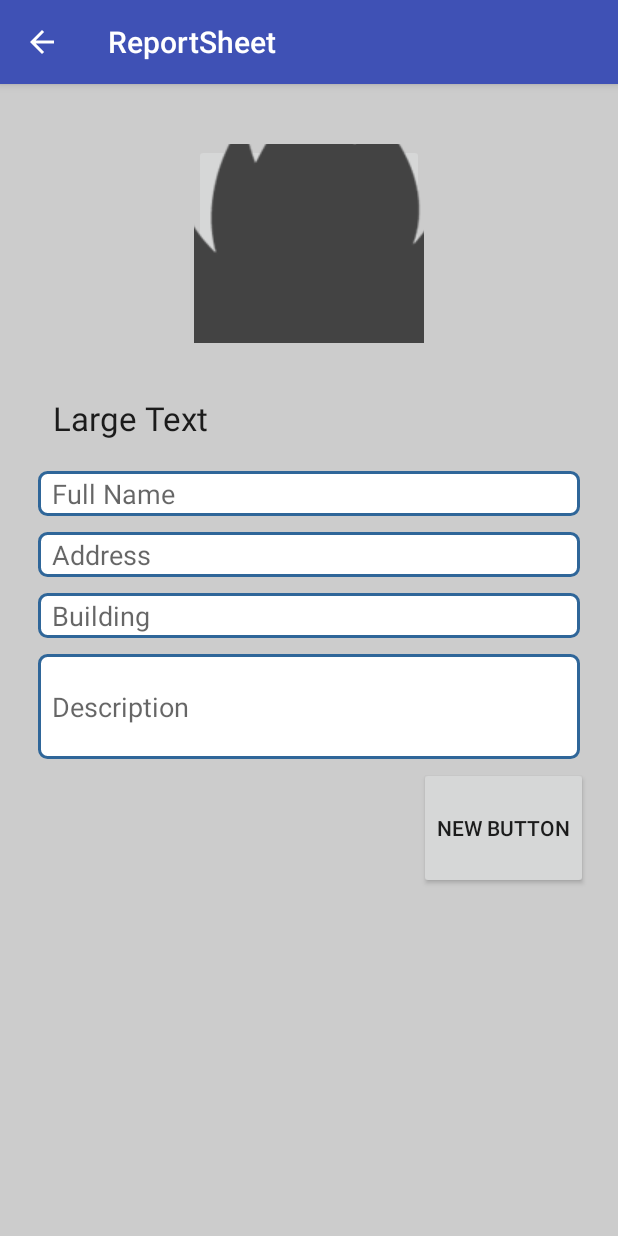
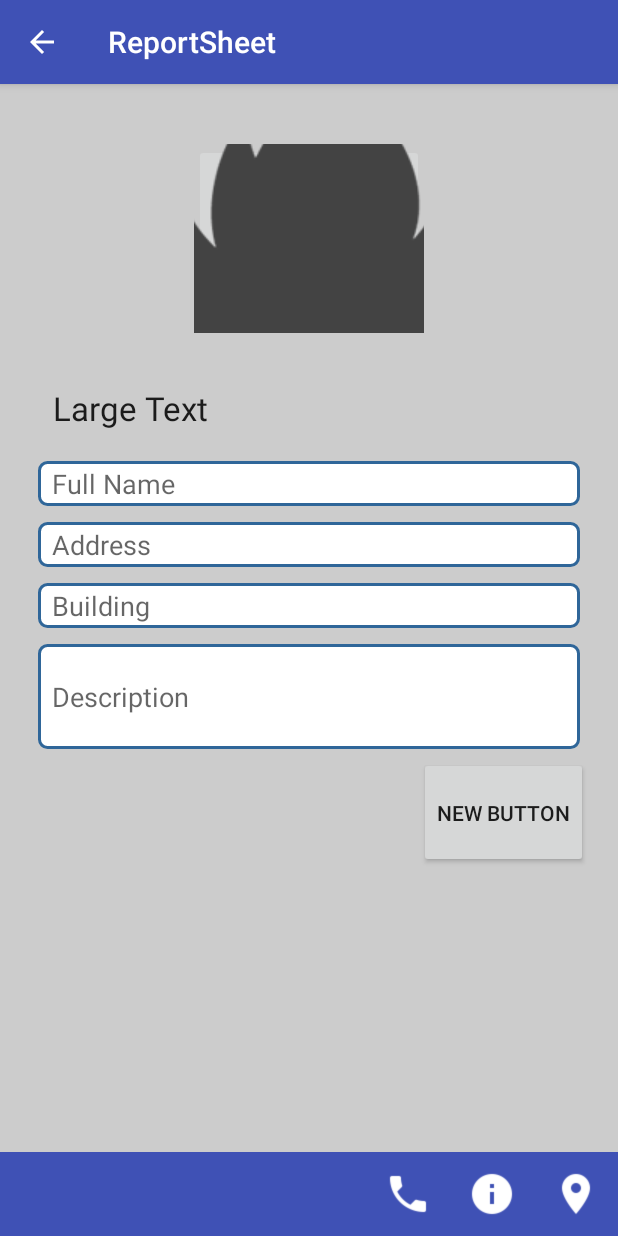
Before and after one commit to edorkacerja/Emergency-app-, an Android app: the ReportSheet screen opened directly, with no data from a screen before it, on a phone screen of 412 x 824 dp. Run offline under Robolectric (Android 15) with nearby library versions, the phone set to English and light mode, and no system bars.

Commit message:
new changes in layout

```diff
--- a/app/src/main/res/layout/content_map.xml
+++ b/app/src/main/res/layout/content_map.xml
@@ -24,18 +24,19 @@
         android:layout_alignParentTop="true"
         android:layout_alignParentLeft="true"
         android:layout_alignParentStart="true"
+        android:layout_above="@+id/toolbar_bottom"
         android:weightSum="2">
 
         <ImageButton
             android:layout_width="match_parent"
-            android:layout_height="wrap_content"
+            android:layout_height="0dp"
             android:id="@+id/imageButton2"
 
             android:layout_weight="1" />
 
         <ImageButton
             android:layout_width="match_parent"
-            android:layout_height="wrap_content"
+            android:layout_height="0dp"
             android:id="@+id/imageButton3"
 
             android:layout_weight="1" />
--- a/app/src/main/res/layout/content_report_sheet.xml
+++ b/app/src/main/res/layout/content_report_sheet.xml
@@ -25,6 +25,7 @@
         android:orientation="vertical"
         android:padding="20dp"
         android:weightSum="1"
+        android:layout_above="@+id/toolbar_bottom"
         android:background="#CCC">
 
 
```
